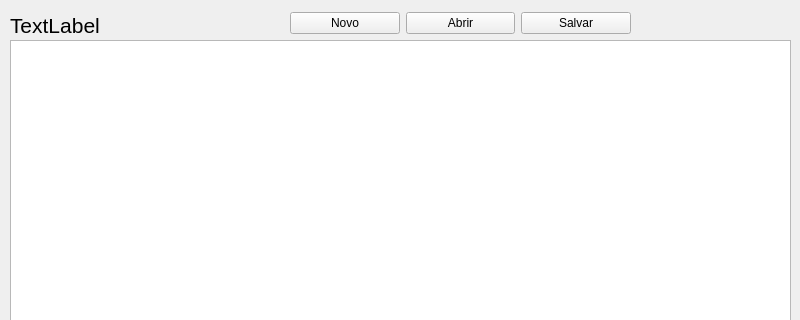
Qt form BlocoDeNotasQt/mainwindow.ui (heitorPRdev/Anota-o-de-Texto-Qt) before a commit; both pictures show x 0 to 800 and y 0 to 320 of the 800 by 600 pixel window.
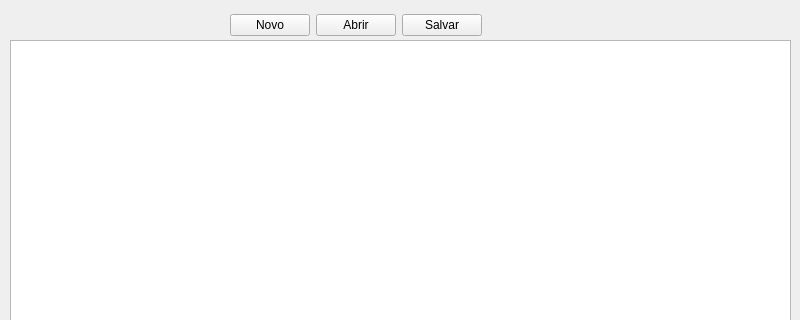
The same form after that commit.

The edit to the form file:
```diff
--- a/BlocoDeNotasQt/mainwindow.ui
+++ b/BlocoDeNotasQt/mainwindow.ui
@@ -27,12 +27,38 @@
    <widget class="QWidget" name="layoutWidget">
     <property name="geometry">
      <rect>
-      <x>290</x>
+      <x>20</x>
       <y>10</y>
-      <width>341</width>
-      <height>26</height>
+      <width>462</width>
+      <height>30</height>
      </rect>
     </property>
+    <layout class="QHBoxLayout" name="horizontalLayout_2">
+     <item>
+      <widget class="QLabel" name="leArquiv">
+       <property name="font">
+        <font>
+         <pointsize>16</pointsize>
+        </font>
+       </property>
+       <property name="text">
+        <string/>
+       </property>
+      </widget>
+     </item>
+     <item>
+      <widget class="QLabel" name="lbSave">
+       <property name="font">
+        <font>
+         <pointsize>16</pointsize>
+        </font>
+       </property>
+       <property name="text">
+        <string/>
+       </property>
+      </widget>
+     </item>
+     <item>
     <layout class="QHBoxLayout" name="horizontalLayout">
      <item>
       <widget class="QPushButton" name="btnNovo">
@@ -56,24 +82,8 @@
       </widget>
      </item>
     </layout>
-   </widget>
-   <widget class="QLabel" name="lbArquiv">
-    <property name="geometry">
-     <rect>
-      <x>10</x>
-      <y>10</y>
-      <width>91</width>
-      <height>31</height>
-     </rect>
-    </property>
-    <property name="font">
-     <font>
-      <pointsize>16</pointsize>
-     </font>
-    </property>
-    <property name="text">
-     <string>TextLabel</string>
-    </property>
+     </item>
+    </layout>
    </widget>
   </widget>
   <widget class="QMenuBar" name="menubar">
```
Lines whose indentation alone changed are shown as unchanged.
